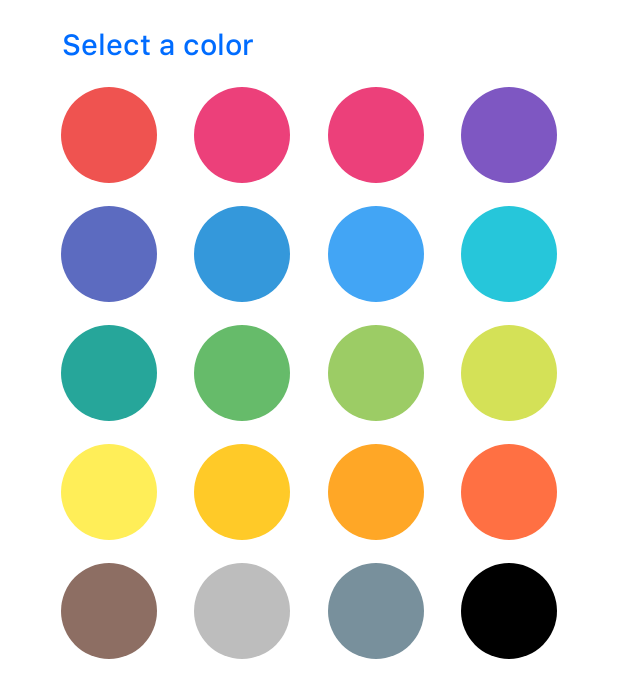
After one commit to vicky7230/Tasker, an Android app: the layout bottom_sheet_colors.xml on its own in the app's theme, with its tools: preview values and no code run, on a phone screen of 412 x 824 dp. The commit adds this screen. Shown: the top 698 px of the screen. Run offline under Robolectric (Android 15) with nearby library versions, the phone set to English and light mode, and no system bars; network calls fail.

Commit message:
generate bottom sheet with colors

```diff
--- a/app/src/main/java/com/vicky7230/tasker/ui/_4home/HomeActivity.kt
+++ b/app/src/main/java/com/vicky7230/tasker/ui/_4home/HomeActivity.kt
@@ -283,6 +283,12 @@ class HomeActivity : BaseActivity(), AdapterView.OnItemClickListener, TaskListsA
     override fun onItemClick(parent: AdapterView<*>?, view: View?, position: Int, id: Long) {
         if (position == 0) {
             startActivity(NewTaskActivity.getStartIntent(this))
+        } else {
+            val view: View = layoutInflater.inflate(R.layout.bottom_sheet_colors, null)
+            val dialog = BottomSheetDialog(this, R.style.BottomSheetDialog) // Style here
+            dialog.setContentView(view)
+            //dialog.findViewById<AppCompatTextView>(R.id.account_email)?.text = "You ($userEmail)"
+            dialog.show()
         }
 
         listPopupWindow.dismiss()
--- /dev/null
+++ b/app/src/main/res/drawable/curved_color.xml
@@ -0,0 +1,6 @@
+<?xml version="1.0" encoding="utf-8"?>
+<shape xmlns:android="http://schemas.android.com/apk/res/android"
+    android:shape="rectangle">
+    <corners android:radius="32dp" />
+    <solid android:color="@color/colorBlue" />
+</shape>
--- a/app/src/main/res/layout/bottom_sheet.xml
+++ b/app/src/main/res/layout/bottom_sheet.xml
@@ -29,7 +29,7 @@
             android:layout_marginLeft="20dp"
             android:ellipsize="end"
             android:maxLines="1"
-            android:textColor="@color/colorBlack"
+            android:textColor="@color/colorBlue"
             android:textSize="19sp"
             app:layout_constraintBottom_toBottomOf="@id/account_circle"
             app:layout_constraintLeft_toRightOf="@id/account_circle"
@@ -53,7 +53,7 @@
             android:layout_height="wrap_content"
             android:layout_marginLeft="20dp"
             android:text="Finished Tasks"
-            android:textColor="@color/colorBlack"
+            android:textColor="@color/colorBlue"
             android:textSize="17sp"
             app:layout_constraintBottom_toBottomOf="@id/icon_marked"
             app:layout_constraintLeft_toRightOf="@id/account_circle"
@@ -77,7 +77,7 @@
             android:layout_height="wrap_content"
             android:layout_marginLeft="20dp"
             android:text="Deleted Tasks"
-            android:textColor="@color/colorBlack"
+            android:textColor="@color/colorBlue"
             android:textSize="17sp"
             app:layout_constraintBottom_toBottomOf="@id/icon_delete"
             app:layout_constraintLeft_toRightOf="@id/account_circle"
--- /dev/null
+++ b/app/src/main/res/layout/bottom_sheet_colors.xml
@@ -0,0 +1,253 @@
+<?xml version="1.0" encoding="utf-8"?>
+<LinearLayout xmlns:android="http://schemas.android.com/apk/res/android"
+    xmlns:app="http://schemas.android.com/apk/res-auto"
+    android:layout_width="match_parent"
+    android:layout_height="wrap_content"
+    android:background="@drawable/curved_bg_bottom_sheet"
+    android:orientation="vertical"
+    android:padding="15dp">
+
+    <androidx.appcompat.widget.AppCompatTextView
+        android:layout_width="match_parent"
+        android:layout_height="wrap_content"
+        android:layout_marginLeft="26dp"
+        android:text="Select a color"
+        android:textColor="@color/colorBlue"
+        android:textSize="19dp" />
+
+    <androidx.constraintlayout.widget.ConstraintLayout
+        android:layout_width="match_parent"
+        android:layout_height="64dp"
+        android:layout_marginTop="15dp"
+        android:orientation="horizontal">
+
+        <View
+            android:id="@+id/color_1"
+            android:layout_width="64dp"
+            android:layout_height="64dp"
+            android:background="@drawable/curved_color"
+            android:backgroundTint="#EF5350"
+            app:layout_constraintLeft_toLeftOf="parent"
+            app:layout_constraintRight_toLeftOf="@id/color_2"
+            app:layout_constraintTop_toTopOf="parent" />
+
+        <View
+            android:id="@+id/color_2"
+            android:layout_width="64dp"
+            android:layout_height="64dp"
+            android:background="@drawable/curved_color"
+            android:backgroundTint="#EC407A"
+            app:layout_constraintLeft_toRightOf="@id/color_1"
+            app:layout_constraintRight_toLeftOf="@id/color_3"
+            app:layout_constraintTop_toTopOf="parent" />
+
+        <View
+            android:id="@+id/color_3"
+            android:layout_width="64dp"
+            android:layout_height="64dp"
+            android:background="@drawable/curved_color"
+            android:backgroundTint="#EC407A"
+            app:layout_constraintLeft_toRightOf="@id/color_2"
+            app:layout_constraintRight_toLeftOf="@id/color_4"
+            app:layout_constraintTop_toTopOf="parent" />
+
+        <View
+            android:id="@+id/color_4"
+            android:layout_width="64dp"
+            android:layout_height="64dp"
+            android:background="@drawable/curved_color"
+            android:backgroundTint="#7E57C2"
+            app:layout_constraintLeft_toRightOf="@id/color_3"
+            app:layout_constraintRight_toRightOf="parent"
+            app:layout_constraintTop_toTopOf="parent" />
+    </androidx.constraintlayout.widget.ConstraintLayout>
+
+    <androidx.constraintlayout.widget.ConstraintLayout
+        android:layout_width="match_parent"
+        android:layout_height="64dp"
+        android:layout_marginTop="15dp"
+        android:orientation="horizontal">
+
+        <View
+            android:id="@+id/color_5"
+            android:layout_width="64dp"
+            android:layout_height="64dp"
+            android:background="@drawable/curved_color"
+            android:backgroundTint="#5C6BC0"
+            app:layout_constraintLeft_toLeftOf="parent"
+            app:layout_constraintRight_toLeftOf="@id/color_6"
+            app:layout_constraintTop_toTopOf="parent" />
+
+        <View
+            android:id="@+id/color_6"
+            android:layout_width="64dp"
+            android:layout_height="64dp"
+            android:background="@drawable/curved_color"
+            android:backgroundTint="#3498DB"
+            app:layout_constraintLeft_toRightOf="@id/color_5"
+            app:layout_constraintRight_toLeftOf="@id/color_7"
+            app:layout_constraintTop_toTopOf="parent" />
+
+        <View
+            android:id="@+id/color_7"
+            android:layout_width="64dp"
+            android:layout_height="64dp"
+            android:background="@drawable/curved_color"
+            android:backgroundTint="#42A5F5"
+            app:layout_constraintLeft_toRightOf="@id/color_6"
+            app:layout_constraintRight_toLeftOf="@id/color_8"
+            app:layout_constraintTop_toTopOf="parent" />
+
+        <View
+            android:id="@+id/color_8"
+            android:layout_width="64dp"
+            android:layout_height="64dp"
+            android:background="@drawable/curved_color"
+            android:backgroundTint="#26C6DA"
+            app:layout_constraintLeft_toRightOf="@id/color_7"
+            app:layout_constraintRight_toRightOf="parent"
+            app:layout_constraintTop_toTopOf="parent" />
+    </androidx.constraintlayout.widget.ConstraintLayout>
+
+    <androidx.constraintlayout.widget.ConstraintLayout
+        android:layout_width="match_parent"
+        android:layout_height="64dp"
+        android:layout_marginTop="15dp"
+        android:orientation="horizontal">
+
+        <View
+            android:id="@+id/color_9"
+            android:layout_width="64dp"
+            android:layout_height="64dp"
+            android:background="@drawable/curved_color"
+            android:backgroundTint="#26A69A"
+            app:layout_constraintLeft_toLeftOf="parent"
+            app:layout_constraintRight_toLeftOf="@id/color_10"
+            app:layout_constraintTop_toTopOf="parent" />
+
+        <View
+            android:id="@+id/color_10"
+            android:layout_width="64dp"
+            android:layout_height="64dp"
+            android:background="@drawable/curved_color"
+            android:backgroundTint="#66BB6A"
+            app:layout_constraintLeft_toRightOf="@id/color_9"
+            app:layout_constraintRight_toLeftOf="@id/color_11"
+            app:layout_constraintTop_toTopOf="parent" />
+
+        <View
+            android:id="@+id/color_11"
+            android:layout_width="64dp"
+            android:layout_height="64dp"
+            android:background="@drawable/curved_color"
+            android:backgroundTint="#9CCC65"
+            app:layout_constraintLeft_toRightOf="@id/color_10"
+            app:layout_constraintRight_toLeftOf="@id/color_12"
+            app:layout_constraintTop_toTopOf="parent" />
+
+        <View
+            android:id="@+id/color_12"
+            android:layout_width="64dp"
+            android:layout_height="64dp"
+            android:background="@drawable/curved_color"
+            android:backgroundTint="#D4E157"
+            app:layout_constraintLeft_toRightOf="@id/color_11"
+            app:layout_constraintRight_toRightOf="parent"
+            app:layout_constraintTop_toTopOf="parent" />
+    </androidx.constraintlayout.widget.ConstraintLayout>
+
+    <androidx.constraintlayout.widget.ConstraintLayout
+        android:layout_width="match_parent"
+        android:layout_height="64dp"
+        android:layout_marginTop="15dp"
+        android:orientation="horizontal">
+
+        <View
+            android:id="@+id/color_13"
+            android:layout_width="64dp"
+            android:layout_height="64dp"
+            android:background="@drawable/curved_color"
+            android:backgroundTint="#FFEE58"
+            app:layout_constraintLeft_toLeftOf="parent"
+            app:layout_constraintRight_toLeftOf="@id/color_14"
+            app:layout_constraintTop_toTopOf="parent" />
+
+        <View
+            android:id="@+id/color_14"
+            android:layout_width="64dp"
+            android:layout_height="64dp"
+            android:background="@drawable/curved_color"
+            android:backgroundTint="#FFCA28"
+            app:layout_constraintLeft_toRightOf="@id/color_13"
+            app:layout_constraintRight_toLeftOf="@id/color_15"
+            app:layout_constraintTop_toTopOf="parent" />
+
+        <View
+            android:id="@+id/color_15"
+            android:layout_width="64dp"
+            android:layout_height="64dp"
+            android:background="@drawable/curved_color"
+            android:backgroundTint="#FFA726"
+            app:layout_constraintLeft_toRightOf="@id/color_14"
+            app:layout_constraintRight_toLeftOf="@id/color_16"
+            app:layout_constraintTop_toTopOf="parent" />
+
+        <View
+            android:id="@+id/color_16"
+            android:layout_width="64dp"
+            android:layout_height="64dp"
+            android:background="@drawable/curved_color"
+            android:backgroundTint="#FF7043"
+            app:layout_constraintLeft_toRightOf="@id/color_15"
+            app:layout_constraintRight_toRightOf="parent"
+            app:layout_constraintTop_toTopOf="parent" />
+    </androidx.constraintlayout.widget.ConstraintLayout>
+
+    <androidx.constraintlayout.widget.ConstraintLayout
+        android:layout_width="match_parent"
+        android:layout_height="64dp"
+        android:layout_marginTop="15dp"
+        android:orientation="horizontal">
+
+        <View
+            android:id="@+id/color_17"
+            android:layout_width="64dp"
+            android:layout_height="64dp"
+            android:background="@drawable/curved_color"
+            android:backgroundTint="#8D6E63"
+            app:layout_constraintLeft_toLeftOf="parent"
+            app:layout_constraintRight_toLeftOf="@id/color_18"
+            app:layout_constraintTop_toTopOf="parent" />
+
+        <View
+            android:id="@+id/color_18"
+            android:layout_width="64dp"
+            android:layout_height="64dp"
+            android:background="@drawable/curved_color"
+            android:backgroundTint="#BDBDBD"
+            app:layout_constraintLeft_toRightOf="@id/color_17"
+            app:layout_constraintRight_toLeftOf="@id/color_19"
+            app:layout_constraintTop_toTopOf="parent" />
+
+        <View
+            android:id="@+id/color_19"
+            android:layout_width="64dp"
+            android:layout_height="64dp"
+            android:background="@drawable/curved_color"
+            android:backgroundTint="#78909C"
+            app:layout_constraintLeft_toRightOf="@id/color_18"
+            app:layout_constraintRight_toLeftOf="@id/color_20"
+            app:layout_constraintTop_toTopOf="parent" />
+
+        <View
+            android:id="@+id/color_20"
+            android:layout_width="64dp"
+            android:layout_height="64dp"
+            android:background="@drawable/curved_color"
+            android:backgroundTint="#000000"
+            app:layout_constraintLeft_toRightOf="@id/color_19"
+            app:layout_constraintRight_toRightOf="parent"
+            app:layout_constraintTop_toTopOf="parent" />
+    </androidx.constraintlayout.widget.ConstraintLayout>
+
+</LinearLayout>
```
